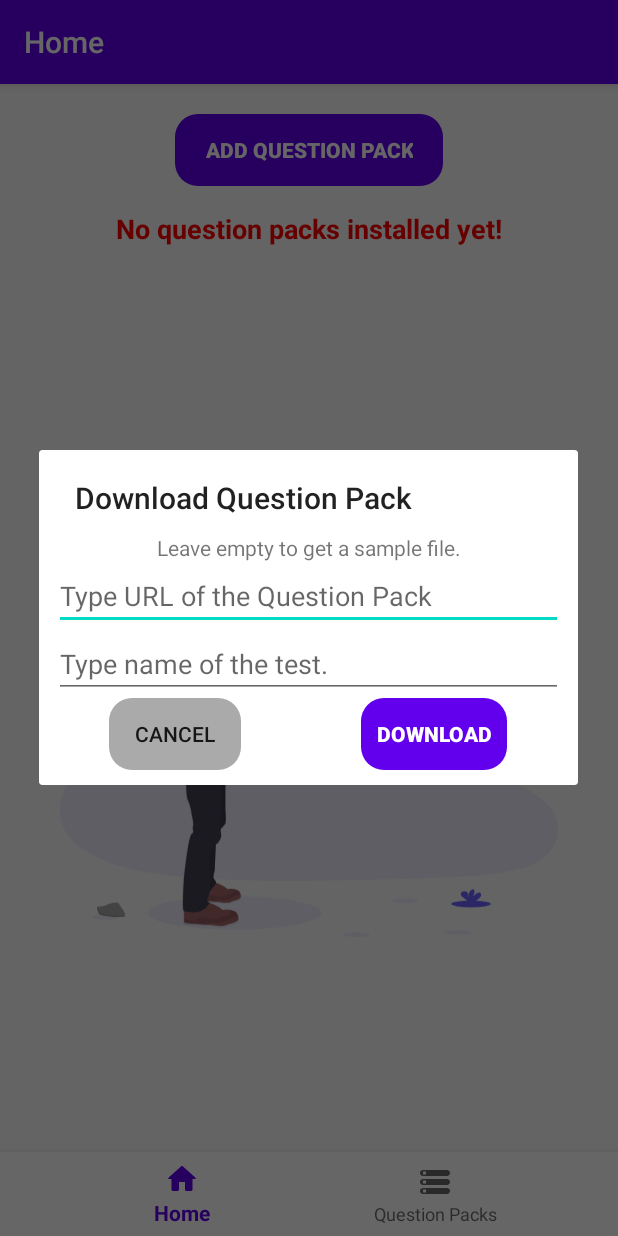
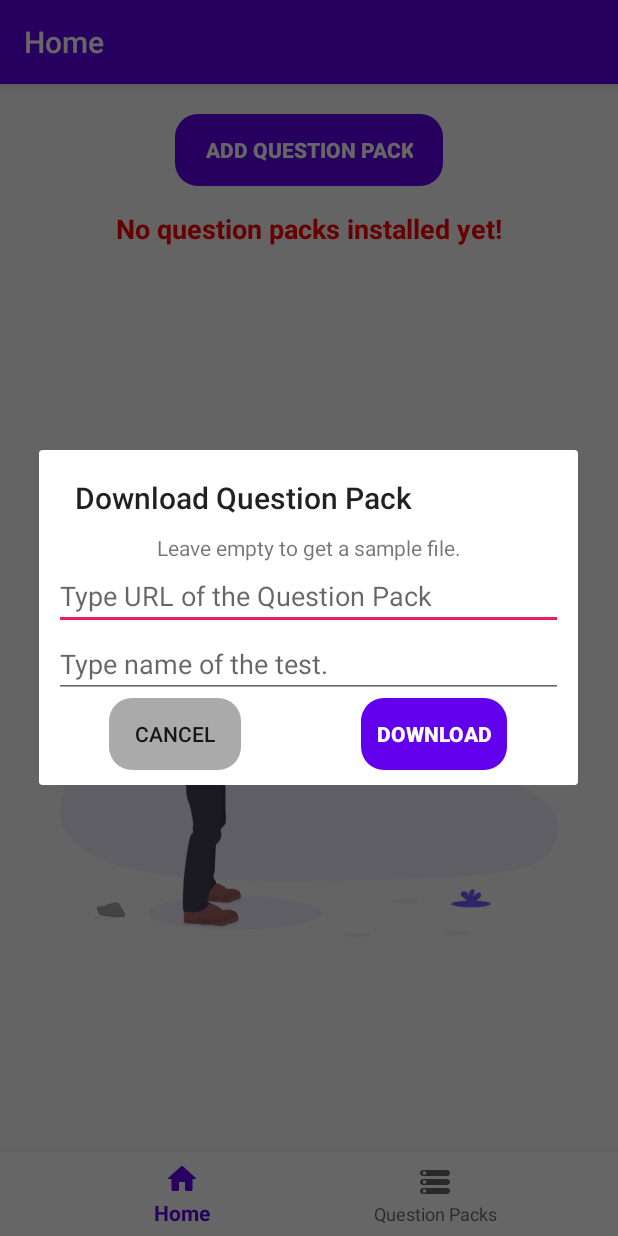
Before and after one commit to vaclav/zkousec, an Android app: the screen it shows after launch (MainActivity), after a tap on "ADD QUESTION PACK", on a phone screen of 412 x 824 dp. Run offline under Robolectric (Android 15) with nearby library versions, the phone set to English and light mode, and no system bars.

Commit message:
Bug fixes

```diff
--- a/app/src/main/res/layout/activity_main.xml
+++ b/app/src/main/res/layout/activity_main.xml
@@ -4,7 +4,8 @@
     xmlns:tools="http://schemas.android.com/tools"
     android:layout_width="match_parent"
     android:layout_height="match_parent"
-    tools:context=".activities.MainActivity">
+    tools:context=".activities.MainActivity"
+    android:id="@+id/mainLayout">
 
 
     <TextView
@@ -172,9 +173,7 @@
         app:layout_constraintBottom_toTopOf="@+id/bottomNavigationView"
         app:layout_constraintEnd_toEndOf="parent"
         app:layout_constraintStart_toStartOf="parent"
-        app:layout_constraintTop_toBottomOf="@+id/QuestionPacksOnTheDeviceText">
-
-    </ListView>
+        app:layout_constraintTop_toBottomOf="@+id/QuestionPacksOnTheDeviceText"/>
 
 
 
--- a/app/src/main/res/layout/activity_question_pack_learning.xml
+++ b/app/src/main/res/layout/activity_question_pack_learning.xml
@@ -91,6 +91,8 @@
             android:backgroundTint="@android:color/holo_red_light"
             android:layout_weight="1"
             android:text="I dont know" />
+
+
     </LinearLayout>
 
 
--- a/app/src/main/res/values/colors.xml
+++ b/app/src/main/res/values/colors.xml
@@ -2,5 +2,5 @@
 <resources>
     <color name="colorPrimary">#6200EE</color>
     <color name="colorPrimaryDark">#3700B3</color>
-    <color name="colorAccent">#03DAC5</color>
+    <color name="colorAccent">#E91E63</color>
 </resources>
```
Also changed, not shown: app/src/main/java/cz/dobris/zkousec/activities/QPLearningActivity.kt (+13 -5 lines), app/src/main/java/cz/dobris/zkousec/activities/QPSetupActivity.kt (+28 -6 lines), app/src/main/res/layout/qp_card.xml (added, +34 -0 lines).
